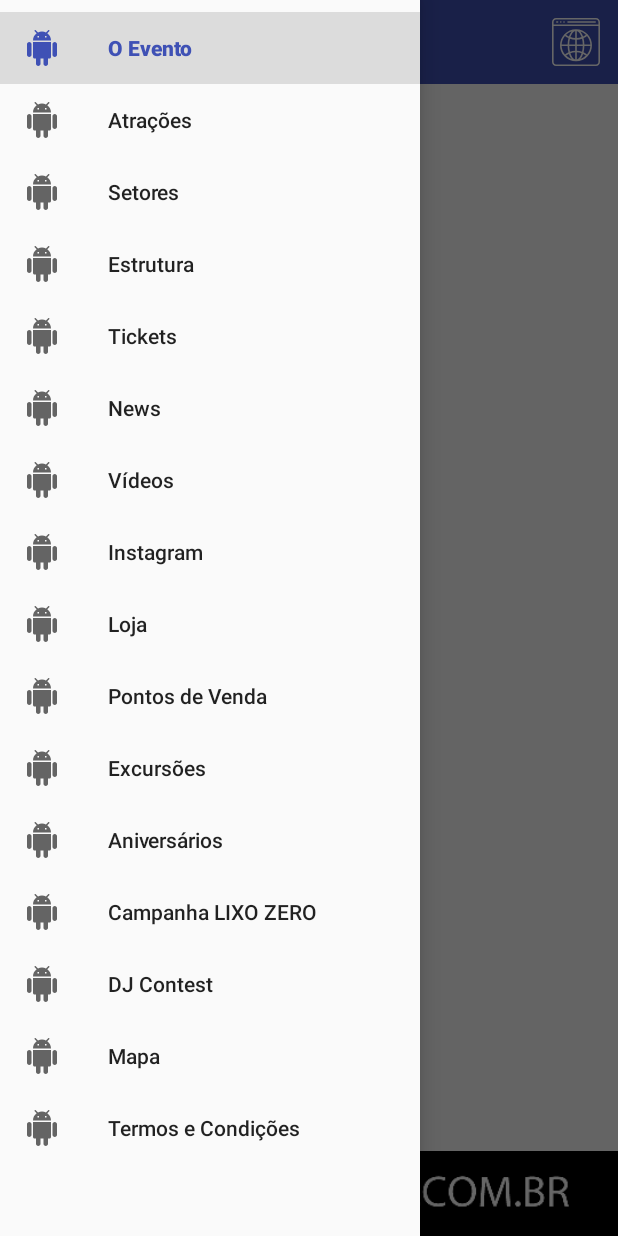
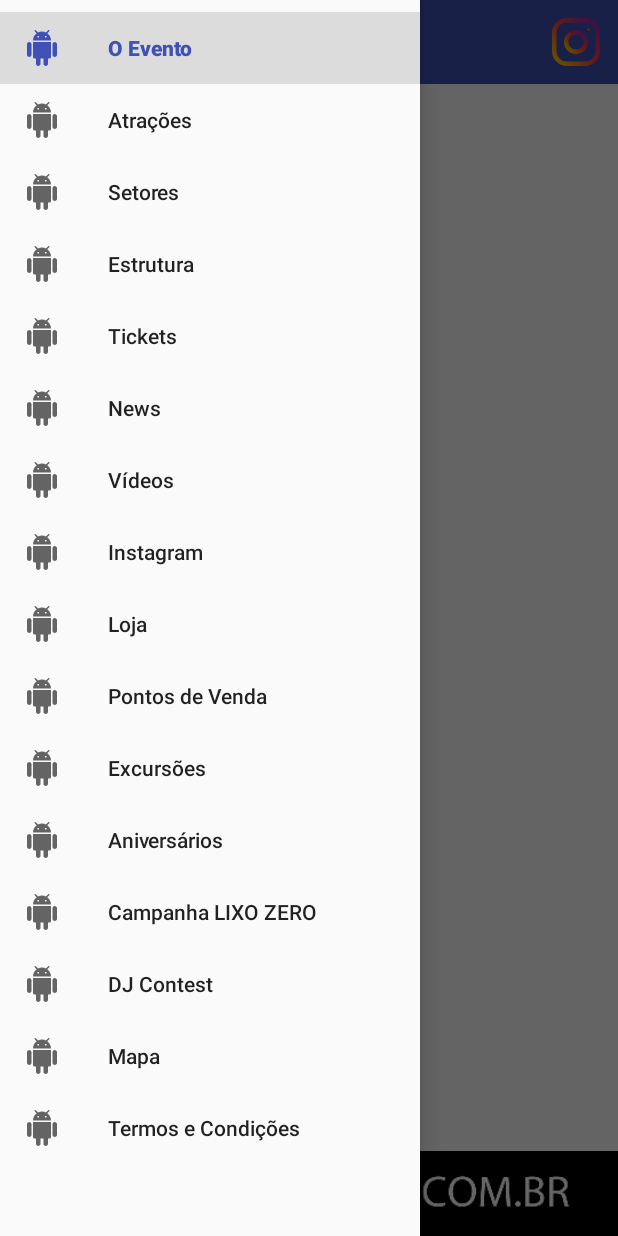
Before and after one commit to pablohcl/ModeloEvento, an Android app: the fragment FragmentInstagram placed in its activity, with the side drawer open, on a phone screen of 412 x 824 dp. Run offline under Robolectric (Android 15) with nearby library versions, the phone set to English and light mode, and no system bars; 1 statement that could not run was skipped.

Commit message:
Not important.

```diff
--- /dev/null
+++ b/app/src/main/res/drawable/ic_instagram.xml
@@ -0,0 +1,52 @@
+<vector xmlns:android="http://schemas.android.com/apk/res/android"
+    xmlns:aapt="http://schemas.android.com/aapt"
+    android:width="512dp"
+    android:height="512dp"
+    android:viewportWidth="512"
+    android:viewportHeight="512">
+  <path
+      android:pathData="M352,0H160C71.648,0 0,71.648 0,160v192c0,88.352 71.648,160 160,160h192c88.352,0 160,-71.648 160,-160V160C512,71.648 440.352,0 352,0zM464,352c0,61.76 -50.24,112 -112,112H160c-61.76,0 -112,-50.24 -112,-112V160C48,98.24 98.24,48 160,48h192c61.76,0 112,50.24 112,112V352z">
+    <aapt:attr name="android:fillColor">
+      <gradient
+          android:startY="465.1344"
+          android:startX="46.8688"
+          android:endY="46.8656"
+          android:endX="465.1312"
+          android:type="linear">
+        <item android:offset="0" android:color="#FFFFC107"/>
+        <item android:offset="0.507" android:color="#FFF44336"/>
+        <item android:offset="0.99" android:color="#FF9C27B0"/>
+      </gradient>
+    </aapt:attr>
+  </path>
+  <path
+      android:pathData="M256,128c-70.688,0 -128,57.312 -128,128s57.312,128 128,128s128,-57.312 128,-128S326.688,128 256,128zM256,336c-44.096,0 -80,-35.904 -80,-80c0,-44.128 35.904,-80 80,-80s80,35.872 80,80C336,300.096 300.096,336 256,336z">
+    <aapt:attr name="android:fillColor">
+      <gradient
+          android:startY="346.5072"
+          android:startX="165.4928"
+          android:endY="165.4928"
+          android:endX="346.5072"
+          android:type="linear">
+        <item android:offset="0" android:color="#FFFFC107"/>
+        <item android:offset="0.507" android:color="#FFF44336"/>
+        <item android:offset="0.99" android:color="#FF9C27B0"/>
+      </gradient>
+    </aapt:attr>
+  </path>
+  <path
+      android:pathData="M393.6,118.4m-17.056,0a17.056,17.056 0,1 1,34.112 0a17.056,17.056 0,1 1,-34.112 0">
+    <aapt:attr name="android:fillColor">
+      <gradient
+          android:startY="130.4624"
+          android:startX="381.5408"
+          android:endY="106.3408"
+          android:endX="405.6592"
+          android:type="linear">
+        <item android:offset="0" android:color="#FFFFC107"/>
+        <item android:offset="0.507" android:color="#FFF44336"/>
+        <item android:offset="0.99" android:color="#FF9C27B0"/>
+      </gradient>
+    </aapt:attr>
+  </path>
+</vector>
--- a/app/src/main/res/menu/instagram_menu_actionbar.xml
+++ b/app/src/main/res/menu/instagram_menu_actionbar.xml
@@ -2,7 +2,7 @@
 <menu xmlns:android="http://schemas.android.com/apk/res/android"
     xmlns:app="http://schemas.android.com/apk/res-auto">
     <item android:id="@+id/action_open_browser"
-        android:icon="@drawable/ic_browser"
+        android:icon="@drawable/ic_instagram"
         android:title="@string/instagram_open_in_browser"
         app:showAsAction="ifRoom"/>
 </menu>
```
